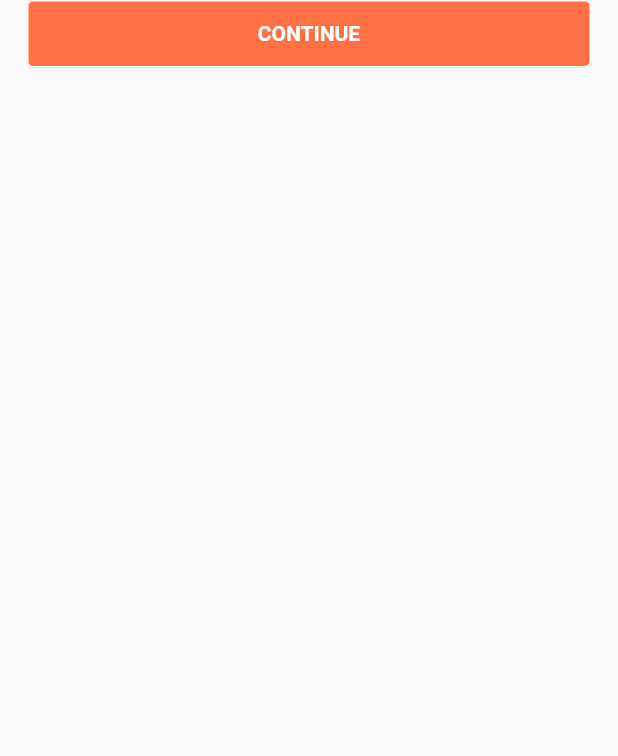
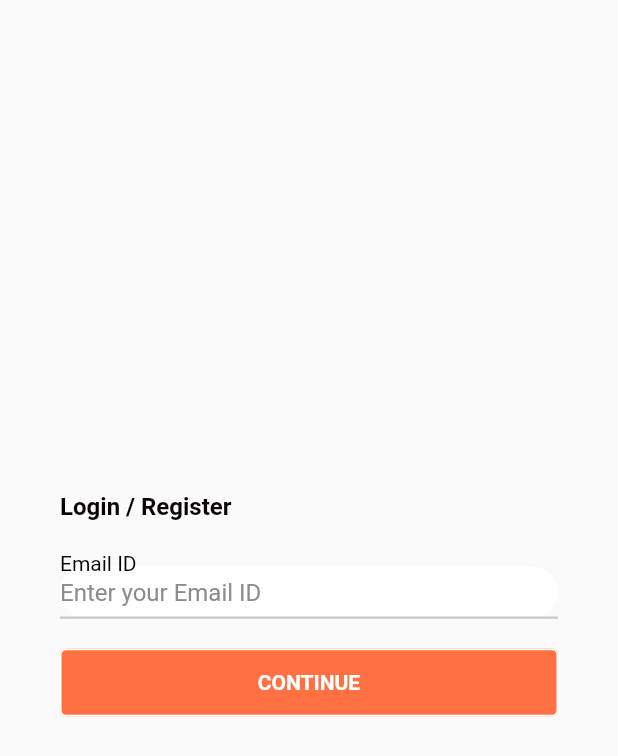
Before and after one commit to priyankvirani/firstcry, a Flutter app: the screen it shows after launch, on a phone screen of 412 x 824 dp. Shown: the top 756 px of the screen. Run offline on Flutter 3.47's test engine with Material 2 defaults, Android fonts, the phone set to English and light mode, and no system bars.

Commit message:
login screen

```diff
--- /dev/null
+++ b/lib/constants/string_constants.dart
@@ -0,0 +1,21 @@
+class StringConstants {
+
+  static const loginRegisterText = "Login / Register";
+  static const emailIdText = "Email ID";
+  static const emailIdHintText = "Enter your Email ID";
+  static const continueText = "CONTINUE";
+  static const loginScreenRegisterText = "new to FirstCry? Register Here";
+
+  static const registerText = "Register";
+  static const fullNameText = "Full Name";
+  static const fullNameHintText = "Enter your Full Name";
+  static const passwordText = "Password";
+  static const passwordHintText = "Enter your Password";
+  static const passwordMustBeText =
+      "Password must be at least 8 characters long with 1 Uppercase, 1 Lowercase & 1 Numeric character.";
+
+  //Error msg
+  static const emailIdErrorText = "Please Enter Your Email ID";
+  static const fullNameErrorText = "Please Enter Your Full Name";
+  static const passwordErrorText = "Please Enter Your  Password";
+}
--- a/lib/ui/login_screen.dart
+++ b/lib/ui/login_screen.dart
@@ -1,8 +1,12 @@
+import 'package:firstcry/constants/size_constants.dart';
 import 'package:firstcry/widgets/app_button.dart';
+import 'package:firstcry/widgets/app_label.dart';
+import 'package:firstcry/widgets/app_textfield.dart';
 import 'package:flutter/cupertino.dart';
 import 'package:flutter/material.dart';
 
 import '../constants/app_colors.dart';
+import '../constants/string_constants.dart';
 
 class LoginScreen extends StatefulWidget {
   const LoginScreen({Key? key}) : super(key: key);
@@ -12,16 +16,40 @@ class LoginScreen extends StatefulWidget {
 }
 
 class _LoginScreenState extends State<LoginScreen> {
+  TextEditingController emailID = TextEditingController();
+  final formKey = GlobalKey<FormState>();
+
   @override
   Widget build(BuildContext context) {
     return Scaffold(
-      body: Column(children: [
-        AppButton(
-          label: 'CONTINUE',
-          backgroundColor: orange,
-          onPressed: () {},
-        )
-      ]),
+      body: Center(
+        child: Padding(
+          padding: const EdgeInsets.all(SizeConstants.padding_40),
+          child: Column(
+            crossAxisAlignment: CrossAxisAlignment.start,
+            mainAxisAlignment: MainAxisAlignment.center,
+            children: [
+              label(StringConstants.loginRegisterText),
+              const SizedBox(
+                height: SizeConstants.height_20,
+              ),
+              AppTextFiled(
+                controller: emailID,
+                hint: StringConstants.emailIdHintText,
+                label: StringConstants.emailIdText,
+              ),
+              const SizedBox(
+                height: SizeConstants.height_20,
+              ),
+              AppButton(
+                label: 'CONTINUE',
+                backgroundColor: orange,
+                onPressed: () {},
+              ),
+            ],
+          ),
+        ),
+      ),
     );
   }
 }
--- a/lib/widgets/app_button.dart
+++ b/lib/widgets/app_button.dart
@@ -27,8 +27,7 @@ class AppButton extends StatelessWidget {
       this.height = SizeConstants.dimen_45,
       this.width,
       this.margin = const EdgeInsets.only(bottom: SizeConstants.padding_18),
-      this.padding =
-          const EdgeInsets.symmetric(horizontal: SizeConstants.padding_18),
+      this.padding,
       this.textColor = white,
       this.textSize = SizeConstants.dimen_14,
       this.suffixIcon})
--- /dev/null
+++ b/lib/widgets/app_label.dart
@@ -0,0 +1,14 @@
+import 'package:firstcry/constants/app_colors.dart';
+import 'package:firstcry/constants/size_constants.dart';
+import 'package:flutter/cupertino.dart';
+
+Widget label(String value) {
+  return Text(
+    value,
+    style: const TextStyle(
+      color: black,
+      fontSize: SizeConstants.fontSize_16,
+      fontWeight: FontWeight.bold,
+    ),
+  );
+}
```
Also changed, not shown: lib/widgets/app_textfield.dart (+13 -37 lines).
